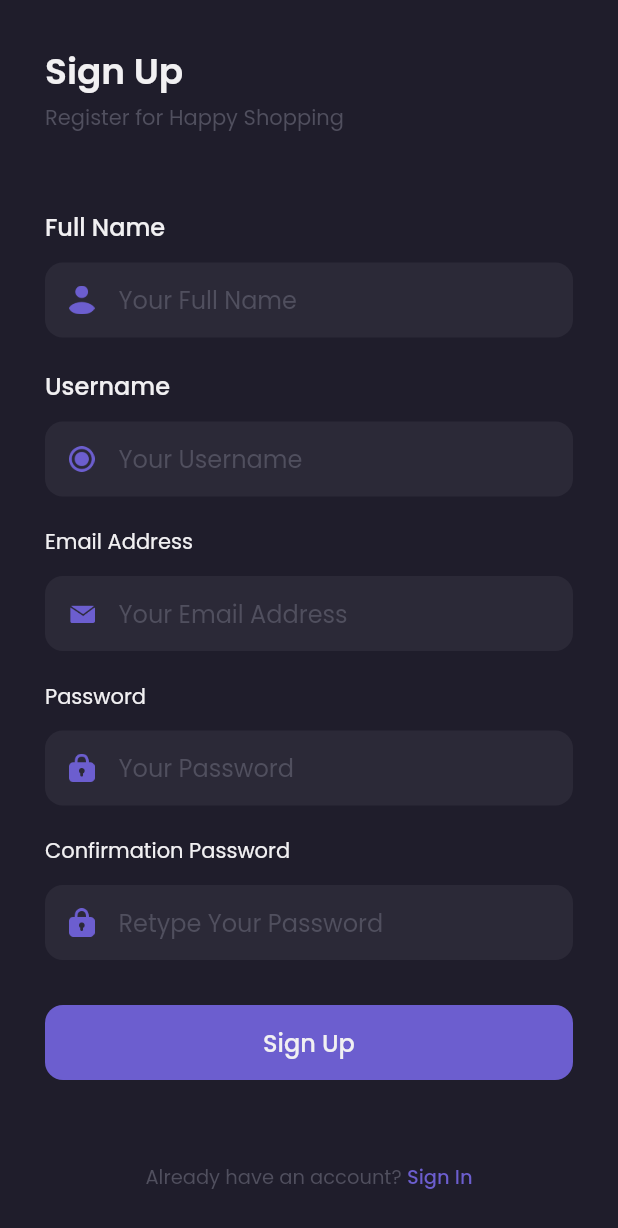
After one commit to irfanagust/flavel, a Flutter app: the SignUpPage screen opened by its route, on a phone screen of 412 x 824 dp. The commit adds this screen. Shown: the top 1228 px of the screen. Run offline on Flutter 3.47's test engine with Material 2 defaults, Android fonts, the phone set to English and light mode, and no system bars; our stand-ins replace google_fonts.

Commit message:
add : sign up interface

```diff
--- a/lib/main.dart
+++ b/lib/main.dart
@@ -1,4 +1,5 @@
 import 'package:flavel/pages/sign_in_page.dart';
+import 'package:flavel/pages/sign_up_page.dart';
 import 'package:flavel/pages/splash_page.dart';
 import 'package:flutter/material.dart';
 
@@ -17,6 +18,7 @@ class MyApp extends StatelessWidget {
       routes: {
         '/': (context) => SplashPage(),
         '/sign-in': (context) => SignInPage(),
+        '/sign-up': ((context) => SignUpPage())
       },
     );
   }
--- a/lib/pages/sign_in_page.dart
+++ b/lib/pages/sign_in_page.dart
@@ -37,8 +37,10 @@ class SignInPage extends StatelessWidget {
           children: [
             Text(
               'Email Address',
-              style:
-                  primaryTextStyle.copyWith(fontSize: 16, fontWeight: medium),
+              style: primaryTextStyle.copyWith(
+                fontSize: 16,
+                fontWeight: medium,
+              ),
             ),
             SizedBox(
               height: 12,
@@ -140,7 +142,8 @@ class SignInPage extends StatelessWidget {
             backgroundColor: primaryColor,
             shape: RoundedRectangleBorder(
               borderRadius: BorderRadius.circular(12),
-              )),
+            ),
+          ),
           child: Text(
             'Sign In',
             style: primaryTextStyle.copyWith(
@@ -162,11 +165,16 @@ class SignInPage extends StatelessWidget {
               'Don\'t have an account? ',
               style: subtitleTextStyle.copyWith(fontSize: 13),
             ),
-            Text(
+            GestureDetector(
+              onTap: () {
+                Navigator.pushNamed(context, '/sign-up');
+              },
+              child: Text(
                 'Sign Up',
                 style: purpleTextStyle.copyWith(
                   fontSize: 13,
                   fontWeight: medium,
+                ),
               ),
             )
           ],
--- /dev/null
+++ b/lib/pages/sign_up_page.dart
@@ -0,0 +1,360 @@
+import 'package:flavel/theme.dart';
+import 'package:flutter/material.dart';
+
+class SignUpPage extends StatelessWidget {
+  const SignUpPage({Key? key}) : super(key: key);
+
+  @override
+  Widget build(BuildContext context) {
+    Widget header() {
+      return Container(
+        margin: const EdgeInsets.only(top: 30),
+        child: Column(
+          crossAxisAlignment: CrossAxisAlignment.start,
+          children: [
+            Text(
+              'Sign Up',
+              style:
+                  primaryTextStyle.copyWith(fontSize: 24, fontWeight: semiBold),
+            ),
+            const SizedBox(
+              height: 2,
+            ),
+            Text(
+              'Register for Happy Shopping',
+              style: subtitleTextStyle,
+            )
+          ],
+        ),
+      );
+    }
+
+    Widget fullnameInput() {
+      return Container(
+        margin: const EdgeInsets.only(top: 50),
+        child: Column(
+          crossAxisAlignment: CrossAxisAlignment.start,
+          children: [
+            Text(
+              'Full Name',
+              style: primaryTextStyle.copyWith(
+                fontSize: 16,
+                fontWeight: medium,
+              ),
+            ),
+            const SizedBox(
+              height: 12,
+            ),
+            Container(
+              height: 50,
+              padding: const EdgeInsets.symmetric(horizontal: 16),
+              decoration: BoxDecoration(
+                color: bgColor2,
+                borderRadius: BorderRadius.circular(12),
+              ),
+              child: Center(
+                child: Row(
+                  children: [
+                    Image.asset(
+                      'assets/icon_name.png',
+                      width: 17,
+                    ),
+                    const SizedBox(
+                      width: 16,
+                    ),
+                    Expanded(
+                      child: TextFormField(
+                        style: primaryTextStyle,
+                        decoration: InputDecoration.collapsed(
+                          hintText: 'Your Full Name',
+                          hintStyle: subtitleTextStyle,
+                        ),
+                      ),
+                    )
+                  ],
+                ),
+              ),
+            ),
+          ],
+        ),
+      );
+    }
+
+    Widget usernameInput() {
+      return Container(
+        margin: const EdgeInsets.only(top: 20),
+        child: Column(
+          crossAxisAlignment: CrossAxisAlignment.start,
+          children: [
+            Text(
+              'Username',
+              style: primaryTextStyle.copyWith(
+                fontSize: 16,
+                fontWeight: medium,
+              ),
+            ),
+            const SizedBox(
+              height: 12,
+            ),
+            Container(
+              height: 50,
+              padding: const EdgeInsets.symmetric(
+                horizontal: 16,
+              ),
+              decoration: BoxDecoration(
+                color: bgColor2,
+                borderRadius: BorderRadius.circular(12),
+              ),
+              child: Center(
+                child: Row(
+                  children: [
+                    Image.asset(
+                      'assets/icon_username.png',
+                      width: 17,
+                    ),
+                    const SizedBox(
+                      width: 16,
+                    ),
+                    Expanded(
+                      child: TextFormField(
+                        style: primaryTextStyle,
+                        decoration: InputDecoration.collapsed(
+                          hintText: 'Your Username',
+                          hintStyle: subtitleTextStyle,
+                        ),
+                      ),
+                    ),
+                  ],
+                ),
+              ),
+            ),
+          ],
+        ),
+      );
+    }
+
+    Widget emailInput() {
+      return Container(
+        margin: const EdgeInsets.only(
+          top: 20,
+        ),
+        child: Column(
+          crossAxisAlignment: CrossAxisAlignment.start,
+          children: [
+            Text(
+              'Email Address',
+              style: primaryTextStyle,
+            ),
+            const SizedBox(
+              height: 12,
+            ),
+            Container(
+              padding: const EdgeInsets.symmetric(horizontal: 16),
+              height: 50,
+              decoration: BoxDecoration(
+                color: bgColor2,
+                borderRadius: BorderRadius.circular(12),
+              ),
+              child: Center(
+                child: Row(
+                  children: [
+                    Image.asset(
+                      'assets/icon_email.png',
+                      width: 17,
+                    ),
+                    const SizedBox(
+                      width: 16,
+                    ),
+                    Expanded(
+                      child: TextFormField(
+                        style: primaryTextStyle,
+                        decoration: InputDecoration.collapsed(
+                          hintText: 'Your Email Address',
+                          hintStyle: subtitleTextStyle,
+                        ),
+                      ),
+                    )
+                  ],
+                ),
+              ),
+            ),
+          ],
+        ),
+      );
+    }
+
+    Widget passwordInput() {
+      return Container(
+        margin: const EdgeInsets.only(
+          top: 20,
+        ),
+        child: Column(
+          crossAxisAlignment: CrossAxisAlignment.start,
+          children: [
+            Text(
+              'Password',
+              style: primaryTextStyle,
+            ),
+            const SizedBox(
+              height: 12,
+            ),
+            Container(
+              padding: const EdgeInsets.symmetric(horizontal: 16),
+              height: 50,
+              decoration: BoxDecoration(
+                color: bgColor2,
+                borderRadius: BorderRadius.circular(12),
+              ),
+              child: Center(
+                child: Row(
+                  children: [
+                    Image.asset(
+                      'assets/icon_password.png',
+                      width: 17,
+                    ),
+                    const SizedBox(
+                      width: 16,
+                    ),
+                    Expanded(
+                      child: TextFormField(
+                        style: primaryTextStyle,
+                        obscureText: true,
+                        decoration: InputDecoration.collapsed(
+                          hintText: 'Your Password',
+                          hintStyle: subtitleTextStyle,
+                        ),
+                      ),
+                    )
+                  ],
+                ),
+              ),
+            ),
+          ],
+        ),
+      );
+    }
+
+    Widget passwordConfirmationInput() {
+      return Container(
+        margin: const EdgeInsets.only(
+          top: 20,
+        ),
+        child: Column(
+          crossAxisAlignment: CrossAxisAlignment.start,
+          children: [
+            Text(
+              'Confirmation Password',
+              style: primaryTextStyle,
+            ),
+            const SizedBox(
+              height: 12,
+            ),
+            Container(
+              padding: const EdgeInsets.symmetric(horizontal: 16),
+              height: 50,
+              decoration: BoxDecoration(
+                color: bgColor2,
+                borderRadius: BorderRadius.circular(12),
+              ),
+              child: Center(
+                child: Row(
+                  children: [
+                    Image.asset(
+                      'assets/icon_password.png',
+                      width: 17,
+                    ),
+                    const SizedBox(
+                      width: 16,
+                    ),
+                    Expanded(
+                      child: TextFormField(
+                        style: primaryTextStyle,
+                        obscureText: true,
+                        decoration: InputDecoration.collapsed(
+                          hintText: 'Retype Your Password',
+                          hintStyle: subtitleTextStyle,
+                        ),
+                      ),
+                    )
+                  ],
+                ),
+              ),
+            ),
+          ],
+        ),
+      );
+    }
+
+    Widget signUpButton() {
+      return Container(
+        margin: EdgeInsets.only(top: 30),
+        width: double.infinity,
+        height: 50,
+        child: TextButton(
+          onPressed: () {},
+          style: TextButton.styleFrom(
+            backgroundColor: primaryColor,
+            shape: RoundedRectangleBorder(
+              borderRadius: BorderRadius.circular(12),
+            ),
+          ),
+          child: Text(
+            'Sign Up',
+            style: primaryTextStyle.copyWith(fontSize: 16, fontWeight: medium),
+          ),
+        ),
+      );
+    }
+
+    Widget footer() {
+      return Container(
+        margin: EdgeInsets.only(bottom: 30),
+        child: Row(
+          mainAxisAlignment: MainAxisAlignment.center,
+          children: [
+            Text(
+              'Already have an account? ',
+              style: subtitleTextStyle.copyWith(fontSize: 13),
+            ),
+            GestureDetector(
+              onTap: () {
+                Navigator.pushNamed(context, '/sign-in');
+              },
+              child: Text(
+                'Sign In',
+                style: purpleTextStyle.copyWith(
+                  fontSize: 13,
+                  fontWeight: medium,
+                ),
+              ),
+            )
+          ],
+        ),
+      );
+    }
+
+    return Scaffold(
+      resizeToAvoidBottomInset: false,
+      backgroundColor: bgColor1,
+      body: SafeArea(
+        child: Container(
+          margin: EdgeInsets.symmetric(horizontal: defaultMargin),
+          child: Column(
+            crossAxisAlignment: CrossAxisAlignment.start,
+            children: [
+              header(),
+              fullnameInput(),
+              usernameInput(),
+              emailInput(),
+              passwordInput(),
+              passwordConfirmationInput(),
+              signUpButton(),
+              Spacer(),
+              footer(),
+            ],
+          ),
+        ),
+      ),
+    );
+  }
+}
```
Lines whose indentation alone changed are shown as unchanged.
